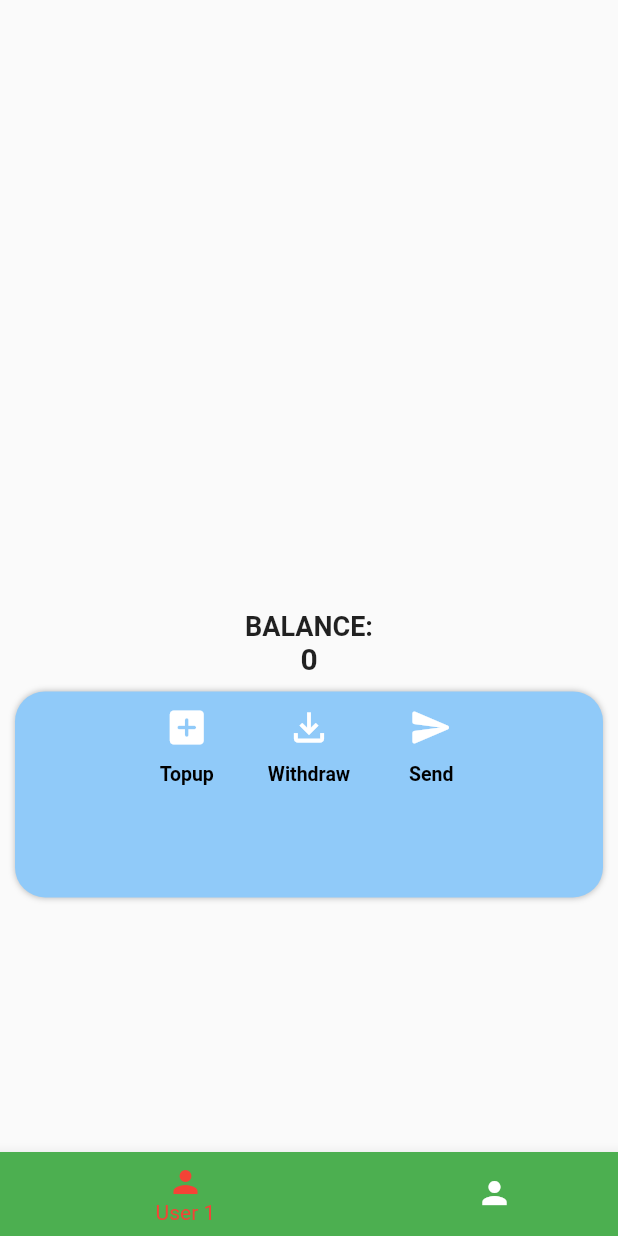
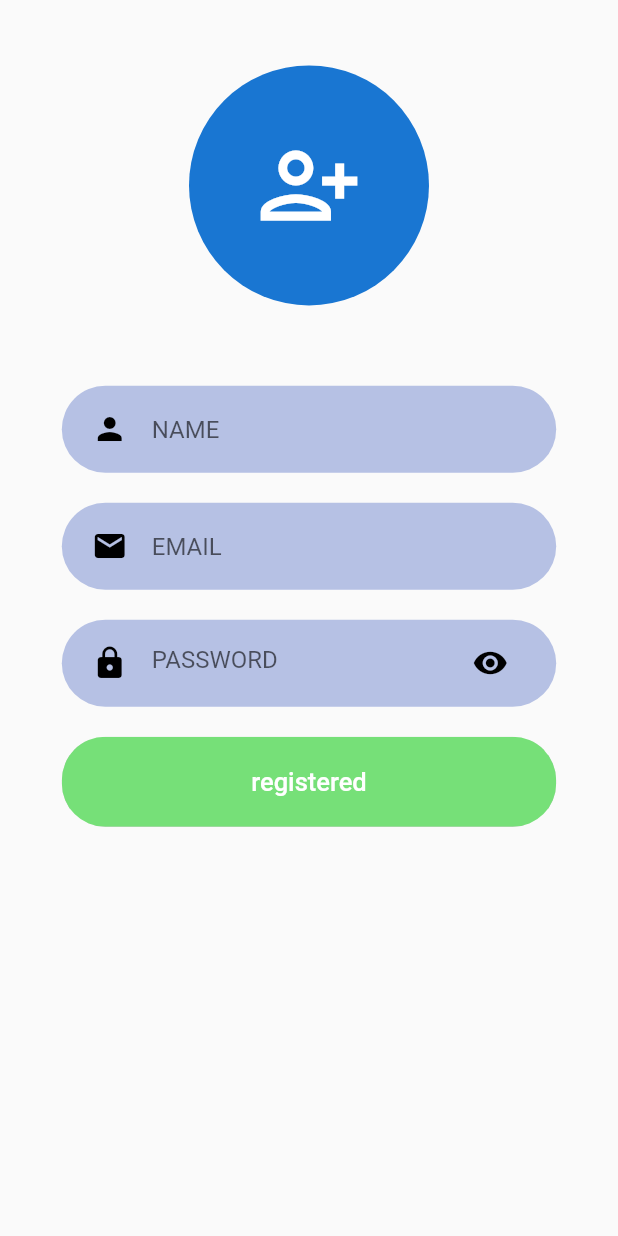
Before and after one commit to RutananaArnold/transaction_app, a Flutter app: the screen it shows after launch, on a phone screen of 412 x 824 dp. Run offline on Flutter 3.47's test engine with Material 2 defaults, Android fonts, the phone set to English and light mode, and no system bars; our stand-ins replace get, shared_preferences.

```diff
--- a/lib/constants.dart
+++ b/lib/constants.dart
@@ -1 +1,5 @@
+import 'package:flutter/material.dart';
+
 String apiUrl = "localhost:8000";
+
+const kPrimaryLightColor = Color.fromARGB(255, 182, 193, 228);
--- a/lib/models/user_id.dart
+++ b/lib/models/user_id.dart
@@ -1,22 +1,22 @@
 // To parse this JSON data, do
 //
-//     final userBalance = userBalanceFromJson(jsonString);
+//     final idUser = idUserFromJson(jsonString);
 
+import 'package:meta/meta.dart';
 import 'dart:convert';
 
-UserBalance userBalanceFromJson(String str) => UserBalance.fromJson(json.decode(str));
+IdUser idUserFromJson(String str) => IdUser.fromJson(json.decode(str));
 
-String userBalanceToJson(UserBalance data) => json.encode(data.toJson());
+String idUserToJson(IdUser data) => json.encode(data.toJson());
 
-class UserBalance {
-    int? userId;
-
-    UserBalance({
-        this.userId,
+class IdUser {
+    IdUser({
+        required this.userId,
     });
 
+    final int userId;
 
-    factory UserBalance.fromJson(Map<String, dynamic> json) => UserBalance(
+    factory IdUser.fromJson(Map<String, dynamic> json) => IdUser(
         userId: json["user_id"],
     );
 
--- a/lib/screens/register.dart
+++ b/lib/screens/register.dart
@@ -0,0 +1,119 @@
+import 'dart:convert';
+
+import 'package:flutter/material.dart';
+import 'package:transaction_app/screens/index.dart';
+import 'package:transaction_app/widgets/rounded_button.dart';
+import 'package:transaction_app/widgets/rounded_input_field.dart';
+import 'package:transaction_app/widgets/rounded_password_field.dart';
+import 'package:http/http.dart' as http;
+import 'package:shared_preferences/shared_preferences.dart';
+
+import '../constants.dart';
+import '../models/user_id.dart';
+
+class Register extends StatefulWidget {
+  Register({Key? key}) : super(key: key);
+
+  @override
+  State<Register> createState() => _RegisterState();
+}
+
+class _RegisterState extends State<Register> {
+  final nameController = TextEditingController();
+  final emailController = TextEditingController();
+  final passwordController = TextEditingController();
+  @override
+  Widget build(BuildContext context) {
+    final size = MediaQuery.of(context).size;
+    final formKey = GlobalKey<FormState>();
+    return Scaffold(
+      body: SingleChildScrollView(
+          child: Center(
+        child: Form(
+          key: formKey,
+          child: Column(
+            mainAxisAlignment: MainAxisAlignment.center,
+            children: [
+              SizedBox(
+                height: size.height * 0.3,
+                child: const CircleAvatar(
+                  radius: 80,
+                  child: Icon(
+                    Icons.person_add_alt,
+                    size: 70,
+                  ),
+                ),
+              ),
+              RoundedInputField(
+                  hintText: "NAME",
+                  icon: Icons.person,
+                  controller: nameController),
+              RoundedInputField(
+                  hintText: "EMAIL",
+                  icon: Icons.email,
+                  controller: emailController),
+              RoundedPasswordField(
+                  hintText: "PASSWORD", controller: passwordController),
+              RoundedButton(
+                  text: "registered",
+                  press: () {
+                    registration(nameController.text, emailController.text,
+                        passwordController.text);
+                  },
+                  color: Color.fromARGB(255, 118, 224, 120))
+            ],
+          ),
+        ),
+      )),
+    );
+  }
+
+  // registration logic
+  _setHeaders() => {
+        'Content-type': 'application/json',
+        'Accept': 'application/json',
+        "Access-Control-Allow-Origin": "*",
+      };
+
+  registration(String name, String email, String password) async {
+    Map data = {
+      "name": name,
+      "email": email,
+      "password": password,
+    };
+    print(data);
+    // Obtain shared preferences.
+    final prefs = await SharedPreferences.getInstance();
+
+    var jsonResponse;
+
+    var response = await http.post(
+      Uri.parse("http://" + apiUrl + "/register/user"),
+      body: jsonEncode(data),
+      headers: _setHeaders(),
+    );
+    if (response.statusCode == 200) {
+      jsonResponse = IdUser.fromJson(jsonDecode(response.body));
+      print(jsonResponse.userId);
+      if (jsonResponse != null) {
+        // Save an integer value to 'userId' key.
+        await prefs.setInt('userId', jsonResponse.userId);
+        const snackBar = SnackBar(
+          content: Text('Fully Registered enjoy!'),
+        );
+
+        // Find the ScaffoldMessenger in the widget tree
+        // and use it to show a SnackBar.
+        ScaffoldMessenger.of(context).showSnackBar(snackBar);
+        Navigator.pushAndRemoveUntil(
+            context,
+            MaterialPageRoute(
+              builder: (context) => Index(),
+            ),
+            (route) => false);
+      }
+    } else {
+      jsonResponse = json.decode(response.body);
+    }
+  }
+}
--- /dev/null
+++ b/lib/widgets/rounded_button.dart
@@ -0,0 +1,49 @@
+import 'package:flutter/material.dart';
+
+class RoundedButton extends StatelessWidget {
+  final String text;
+  final void Function() press;
+  final Color color, textColor;
+  const RoundedButton({
+    Key? key,
+    required this.text,
+    required this.press,
+    required this.color,
+    this.textColor = Colors.white,
+  }) : super(key: key);
+
+  @override
+  Widget build(BuildContext context) {
+    Size size = MediaQuery.of(context).size;
+    return Container(
+      margin: const EdgeInsets.symmetric(vertical: 10),
+      width: size.width * 0.8,
+      child: ClipRRect(
+        borderRadius: BorderRadius.circular(29),
+        child: roundButton(),
+      ),
+    );
+  }
+
+  Widget roundButton() {
+    return ElevatedButton(
+      child: Text(
+        text,
+        style: TextStyle(color: textColor),
+      ),
+      onPressed: press,
+      style: ElevatedButton.styleFrom(
+        primary: color,
+        padding: const EdgeInsets.symmetric(
+          horizontal: 40,
+          vertical: 20,
+        ),
+        textStyle: TextStyle(
+          color: textColor,
+          fontSize: 17,
+          fontWeight: FontWeight.w500,
+        ),
+      ),
+    );
+  }
+}
--- /dev/null
+++ b/lib/widgets/rounded_input_field.dart
@@ -0,0 +1,37 @@
+import 'package:flutter/material.dart';
+
+import '../constants.dart';
+import 'text_field_container.dart';
+
+class RoundedInputField extends StatelessWidget {
+  final String hintText;
+  final IconData? icon;
+  final TextEditingController controller;
+  const RoundedInputField({
+    Key? key,
+    required this.hintText,
+    this.icon,
+    required this.controller,
+  }) : super(key: key);
+
+  @override
+  Widget build(BuildContext context) {
+    return TextFieldContainer(
+      child: TextFormField(
+        validator: ((value) =>
+            value!.isNotEmpty ? null : "This field is required"),
+        controller: controller,
+        textInputAction: TextInputAction.next,
+        cursorColor: kPrimaryLightColor,
+        decoration: InputDecoration(
+          icon: Icon(
+            icon,
+            color: Colors.black,
+          ),
+          hintText: hintText,
+          border: InputBorder.none,
+        ),
+      ),
+    );
+  }
+}
--- /dev/null
+++ b/lib/widgets/rounded_password_field.dart
@@ -0,0 +1,55 @@
+import 'package:flutter/material.dart';
+
+import '../constants.dart';
+import 'text_field_container.dart';
+
+class RoundedPasswordField extends StatefulWidget {
+  final String hintText;
+  final TextEditingController controller;
+  const RoundedPasswordField({
+    Key? key,
+    required this.hintText,
+    required this.controller,
+  }) : super(key: key);
+
+  @override
+  State<RoundedPasswordField> createState() {
+    return RoundedPasswordFieldState();
+  }
+}
+
+class RoundedPasswordFieldState extends State<RoundedPasswordField> {
+  bool passHide = true;
+  @override
+  Widget build(BuildContext context) {
+    return TextFieldContainer(
+      child: TextFormField(
+        controller: widget.controller,
+        obscureText: passHide ? true : false,
+        validator: ((value) =>
+            value!.isNotEmpty ? null : "This field is required"),
+        cursorColor: kPrimaryLightColor,
+        textInputAction: TextInputAction.next,
+        decoration: InputDecoration(
+          hintText: widget.hintText,
+          icon: const Icon(
+            Icons.lock,
+            color: Colors.black,
+          ),
+          suffixIcon: IconButton(
+            /**Icons.visibility */
+            color: Colors.black,
+            icon: Icon(
+                passHide ? Icons.visibility : Icons.visibility_off_rounded),
+            onPressed: () {
+              setState(() {
+                passHide = !passHide;
+              });
+            },
+          ),
+          border: InputBorder.none,
+        ),
+      ),
+    );
+  }
+}
--- /dev/null
+++ b/lib/widgets/text_field_container.dart
@@ -0,0 +1,26 @@
+import 'package:flutter/material.dart';
+
+import '../constants.dart';
+
+class TextFieldContainer extends StatelessWidget {
+  final Widget child;
+  const TextFieldContainer({
+    Key? key,
+    required this.child,
+  }) : super(key: key);
+
+  @override
+  Widget build(BuildContext context) {
+    Size size = MediaQuery.of(context).size;
+    return Container(
+      margin: const EdgeInsets.symmetric(vertical: 10),
+      padding: const EdgeInsets.symmetric(horizontal: 20, vertical: 5),
+      width: size.width * 0.8,
+      decoration: BoxDecoration(
+        color: kPrimaryLightColor,
+        borderRadius: BorderRadius.circular(29),
+      ),
+      child: child,
+    );
+  }
+}
```
Also changed, not shown: lib/controllers/get_balance_controller.dart (+8 -1 lines), lib/main.dart (+39 -1 lines), lib/screens/profile.dart (+5 -2 lines), lib/screens/user1.dart (+23 -4 lines).
